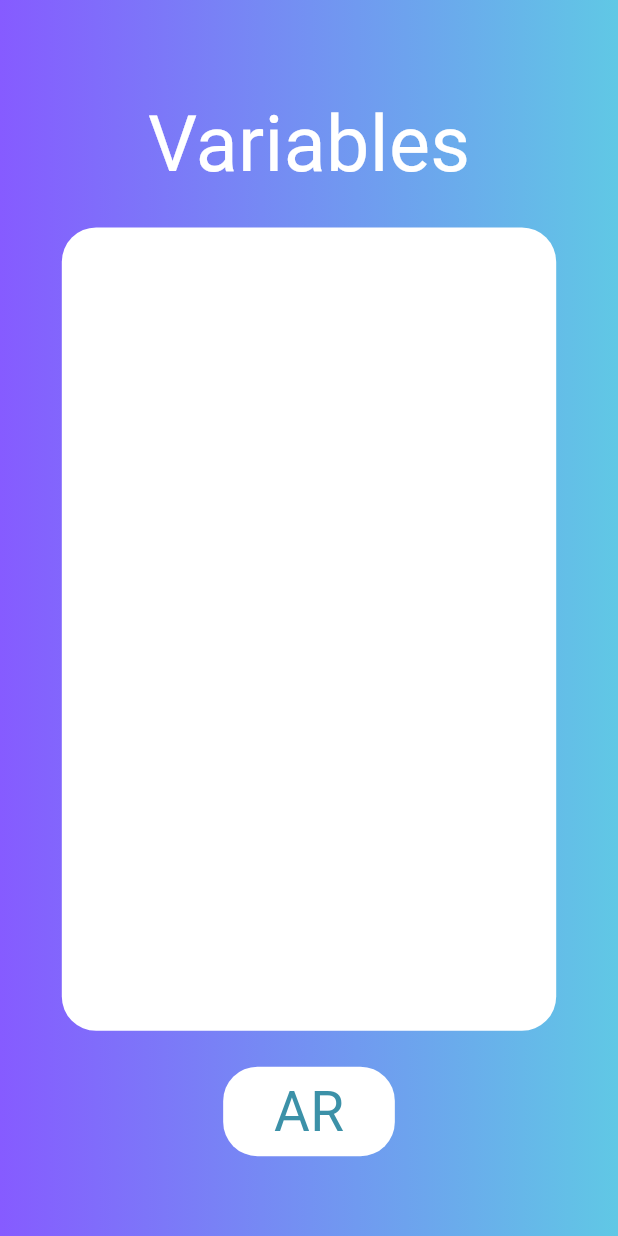
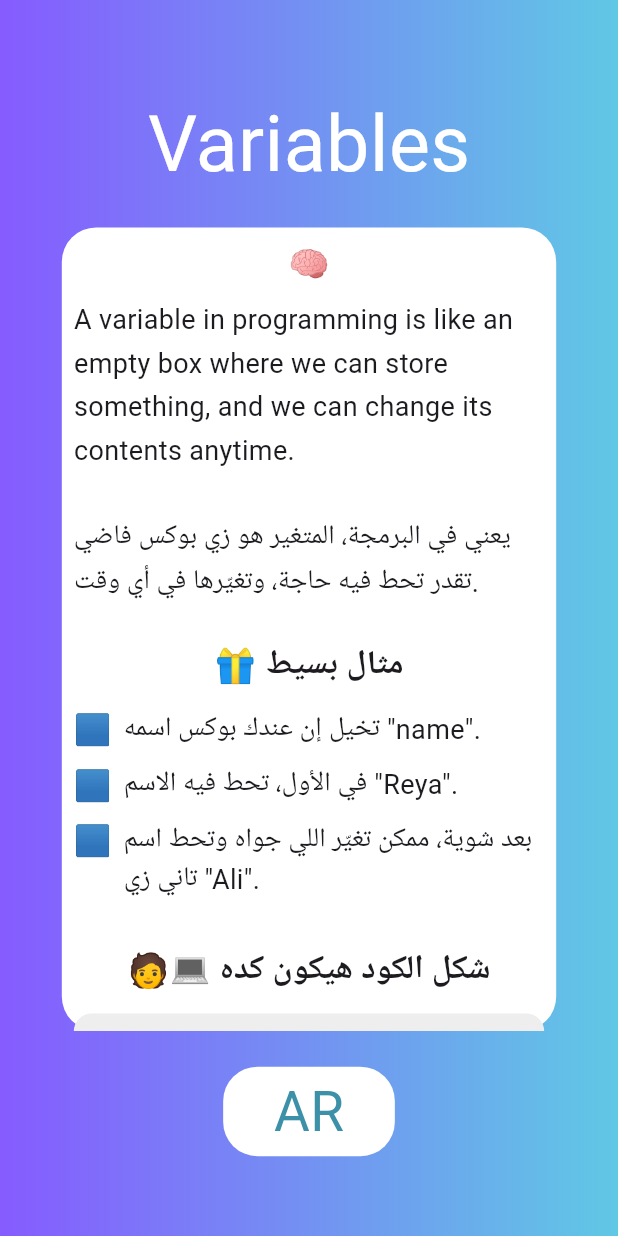
Before and after one commit to youssef-hossam/AR, a Flutter app: the VariablesView screen opened by its route, on a phone screen of 412 x 824 dp. Run offline on Flutter 3.47's test engine with Material 3 defaults, Android fonts, the phone set to English and light mode, and no system bars; our stand-ins replace chewie, flutter_screenutil, go_router, google_fonts, permission_handler, video_player; missing offline and left inert: arcore_flutter_plugin.

Commit message:
add programming video , variable content

```diff
--- a/lib/features/variables/presentation/views/variables_view.dart
+++ b/lib/features/variables/presentation/views/variables_view.dart
@@ -1,5 +1,6 @@
 import 'package:ar/constants.dart';
 import 'package:ar/core/utils/assets.dart';
+import 'package:ar/features/variables/presentation/views/widgets/example_points.dart';
 import 'package:flutter/material.dart';
 import 'package:flutter_screenutil/flutter_screenutil.dart';
 import 'package:google_fonts/google_fonts.dart';
@@ -20,7 +21,7 @@ class VariablesView extends StatelessWidget {
               Text(
                 'Variables',
                 style:
-                    GoogleFonts.aBeeZee(fontSize: 45.sp, color: Colors.white),
+                    GoogleFonts.pottaOne(fontSize: 45.sp, color: Colors.white),
               ),
               SizedBox(height: 15.h),
               Container(
@@ -29,6 +30,71 @@ class VariablesView extends StatelessWidget {
                 decoration: BoxDecoration(
                   borderRadius: BorderRadius.circular(20.r),
                   color: Colors.white,
+                ),
+                child: SingleChildScrollView(
+                  child: Padding(
+                    padding: const EdgeInsets.all(8.0),
+                    child: Column(
+                      children: [
+                        const Text(
+                          '🧠',
+                          textAlign: TextAlign.center,
+                          style: TextStyle(
+                              fontSize: 22, fontWeight: FontWeight.bold),
+                        ),
+                        const SizedBox(height: 8),
+                        const Text(
+                          'A variable in programming is like an empty box where we can store something, '
+                          'and we can change its contents anytime.\n\n'
+                          'يعني في البرمجة، المتغير هو زي بوكس فاضي تقدر تحط فيه حاجة، وتغيّرها في أي وقت.',
+                          style: TextStyle(fontSize: 18, height: 1.6),
+                        ),
+                        const SizedBox(height: 24),
+                        const Text(
+                          '🎁 مثال بسيط',
+                          style: TextStyle(
+                              fontSize: 22, fontWeight: FontWeight.bold),
+                        ),
+                        const SizedBox(height: 12),
+                        examplePoint('تخيل إن عندك بوكس اسمه "name".'),
+                        examplePoint('في الأول، تحط فيه الاسم "Reya".'),
+                        examplePoint(
+                            'بعد شوية، ممكن تغيّر اللي جواه وتحط اسم تاني زي "Ali".'),
+                        const SizedBox(height: 24),
+                        const Text(
+                          '🧑‍💻 شكل الكود هيكون كده',
+                          style: TextStyle(
+                              fontSize: 22, fontWeight: FontWeight.bold),
+                        ),
+                        const SizedBox(height: 12),
+                        Container(
+                          width: double.infinity,
+                          padding: const EdgeInsets.all(16),
+                          decoration: BoxDecoration(
+                            color: Colors.grey[200],
+                            borderRadius: BorderRadius.circular(12),
+                          ),
+                          child: const Text(
+                            '''String name = "Reya";\nname = "Ali";''',
+                            style: TextStyle(
+                              fontSize: 16,
+                              fontFamily: 'monospace',
+                              color: Colors.black87,
+                            ),
+                          ),
+                        ),
+                        const SizedBox(height: 32),
+                        const Center(
+                          child: Text(
+                            '🤖 كده إحنا فهمنا يعني إيه متغير: بوكس بيخزن حاجة، ونقدر نغيرها في أي وقت!',
+                            textAlign: TextAlign.center,
+                            style: TextStyle(
+                                fontSize: 18, fontWeight: FontWeight.w600),
+                          ),
+                        )
+                      ],
+                    ),
+                  ),
                 ),
               ),
               SizedBox(height: 20.h),
--- /dev/null
+++ b/lib/features/variables/presentation/views/widgets/example_points.dart
@@ -0,0 +1,20 @@
+import 'package:flutter/material.dart';
+
+Widget examplePoint(String text) {
+  return Padding(
+    padding: const EdgeInsets.only(bottom: 8),
+    child: Row(
+      crossAxisAlignment: CrossAxisAlignment.start,
+      children: [
+        const Text('🟦', style: TextStyle(fontSize: 20)),
+        const SizedBox(width: 8),
+        Expanded(
+          child: Text(
+            text,
+            style: const TextStyle(fontSize: 18, height: 1.4),
+          ),
+        ),
+      ],
+    ),
+  );
+}
```
Also changed, not shown: lib/if_condition/presentation/views/if_condtion_view.dart (+11 -47 lines), lib/if_condition/presentation/views/widgets/color_points.dart (added, +20 -0 lines), lib/if_condition/presentation/views/widgets/number_step.dart (added, +20 -0 lines), lib/programming/presentation/views/programming_view.dart (+48 -1 lines), pubspec.yaml (+3 -7 lines), pubspec.lock, 2 other files.
